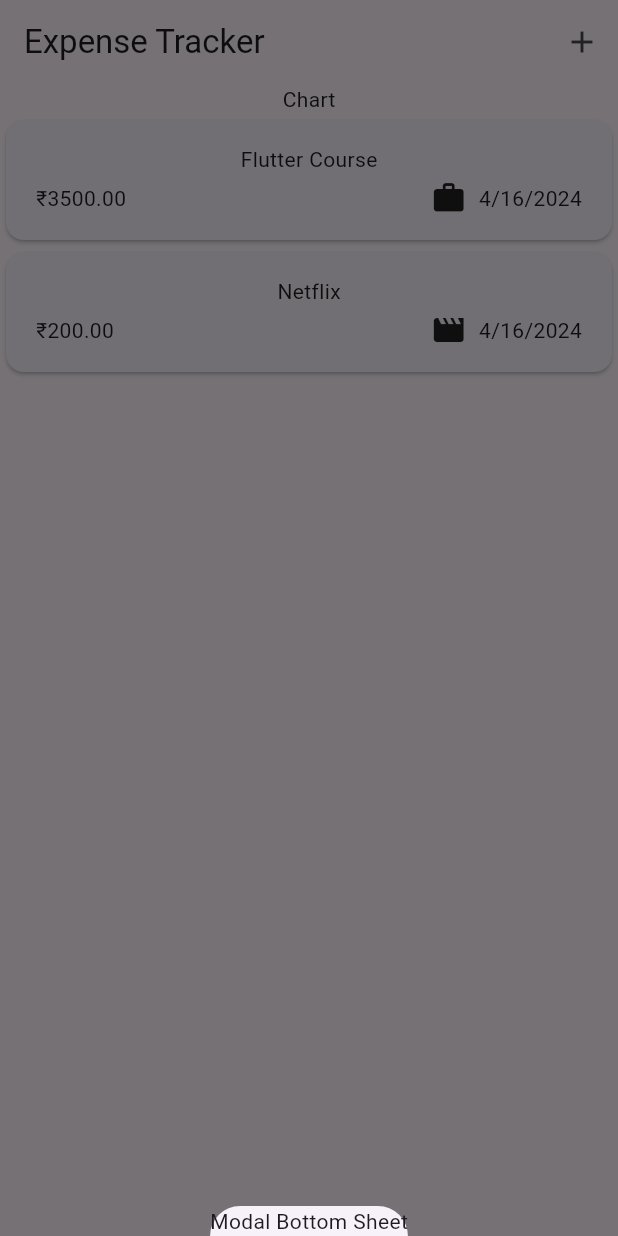
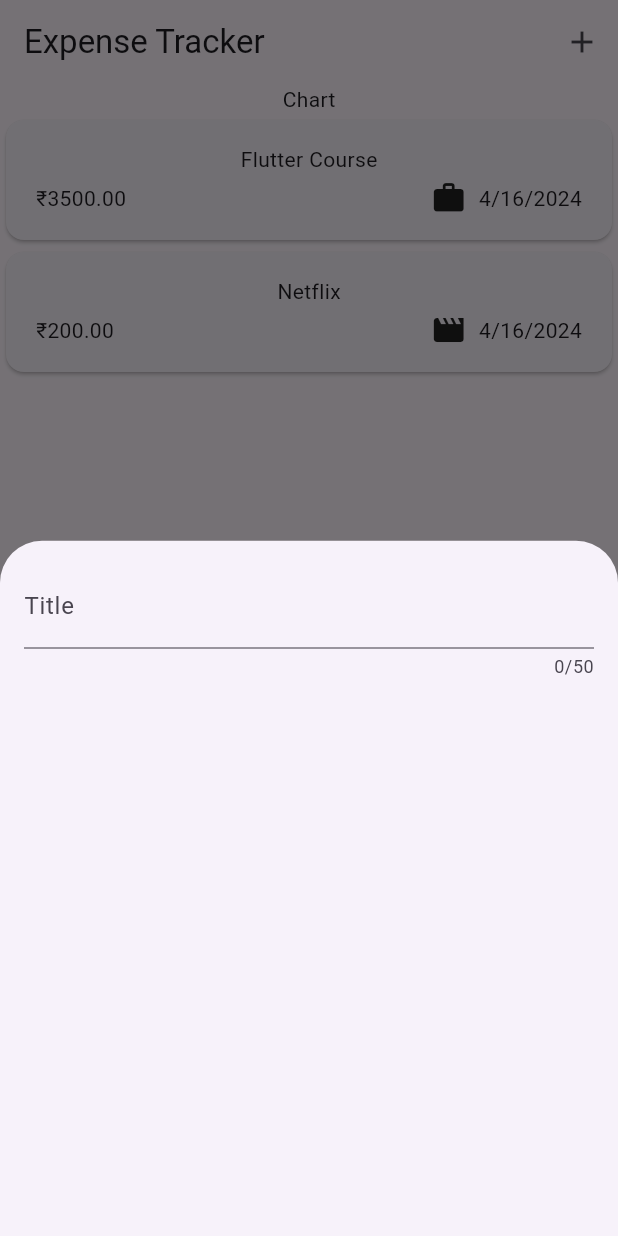
Before and after one commit to Slygoross/expense-tracker, a Flutter app: the screen it shows after launch, after a tap on the "add" icon, on a phone screen of 412 x 824 dp. Run offline on Flutter 3.47's test engine with Material 3 defaults, Android fonts, the phone set to English and light mode, and no system bars.

Commit message:
Video 107 - created NewExpense Class and added TextField Widget onto it

```diff
--- a/lib/Widgets/expenses.dart
+++ b/lib/Widgets/expenses.dart
@@ -1,4 +1,5 @@
 import 'package:expense_tracker/Widgets/expenses_list/expenses_list.dart';
+import 'package:expense_tracker/Widgets/new_expense.dart';
 import 'package:flutter/material.dart';
 import 'package:expense_tracker/models/expense.dart';
 
@@ -27,7 +28,7 @@ class _ExpensesState extends State<Expenses> {
   void _openAddExpenseOverlay() {
     showModalBottomSheet(
       context: context,
-      builder: (ctx) => Text('Modal Bottom Sheet'),
+      builder: (ctx) => const NewExpense(),
     );
   }
 
--- /dev/null
+++ b/lib/Widgets/new_expense.dart
@@ -0,0 +1,31 @@
+import 'package:flutter/material.dart';
+
+class NewExpense extends StatefulWidget {
+  const NewExpense({super.key});
+
+  @override
+  State<NewExpense> createState() {
+    return _NewExpenseState();
+  }
+}
+
+class _NewExpenseState extends State<NewExpense> {
+  @override
+  Widget build(BuildContext context) {
+    return Padding(
+      padding: EdgeInsets.all(16),
+      child: Column(
+        children: [
+          TextField(
+            // This is used to take the input from the user
+            maxLength: 50,
+            // keyboardType: TextInputType.name, // This is used to show the keyboard with the name type
+            decoration: InputDecoration(
+                // This is used to show the hint text in the text field
+                label: Text('Title')),
+          )
+        ],
+      ),
+    );
+  }
+}
```
